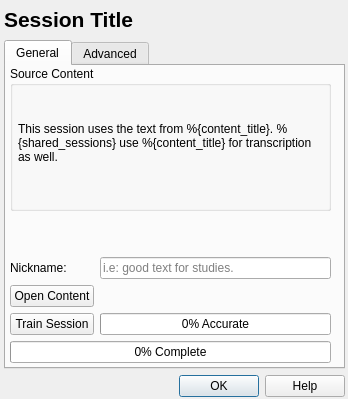
Old version of the form res/ui/session-information-dialog.ui in the repository smartboyhw/speechcontrol.
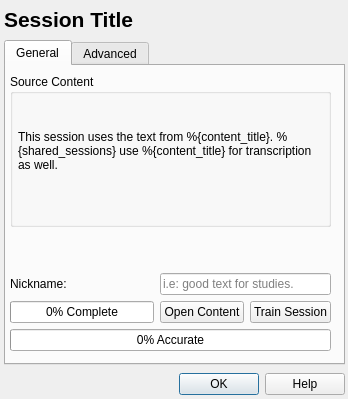
New version of the form. The open tabs and pages were chosen to show the change. Icons and pictures are not drawn.

Diff of the .ui file:
```diff
--- a/res/ui/session-information-dialog.ui
+++ b/res/ui/session-information-dialog.ui
@@ -69,9 +69,9 @@
         <property name="geometry">
          <rect>
           <x>4</x>
-          <y>0</y>
+          <y>8</y>
           <width>321</width>
-          <height>297</height>
+          <height>277</height>
          </rect>
         </property>
         <layout class="QGridLayout" name="gridLayout">
@@ -101,67 +101,14 @@
            </widget>
           </widget>
          </item>
-         <item row="5" column="0" colspan="2">
-          <widget class="QProgressBar" name="progressBarCompletion">
-           <property name="value">
-            <number>0</number>
-           </property>
-           <property name="textVisible">
-            <bool>true</bool>
-           </property>
-           <property name="format">
-            <string>%p% Complete</string>
-           </property>
-          </widget>
-         </item>
-         <item row="3" column="0">
-          <widget class="QPushButton" name="btnOpenContent">
-           <property name="text">
-            <string>Open Content</string>
-           </property>
-          </widget>
-         </item>
-         <item row="4" column="0">
-          <widget class="QPushButton" name="btnTrainSession">
-           <property name="text">
-            <string>Train Session</string>
-           </property>
-          </widget>
-         </item>
-         <item row="4" column="1">
-          <widget class="QProgressBar" name="progressBarAccuracy">
-           <property name="value">
-            <number>0</number>
-           </property>
-           <property name="format">
-            <string>%p% Accurate</string>
-           </property>
-          </widget>
-         </item>
          <item row="3" column="1">
-          <spacer name="verticalSpacer">
-           <property name="orientation">
-            <enum>Qt::Vertical</enum>
-           </property>
-           <property name="sizeType">
-            <enum>QSizePolicy::Minimum</enum>
-           </property>
-           <property name="sizeHint" stdset="0">
-            <size>
-             <width>20</width>
-             <height>10</height>
-            </size>
-           </property>
-          </spacer>
-         </item>
-         <item row="2" column="1">
           <widget class="QLineEdit" name="lineEditNickname">
            <property name="placeholderText">
             <string>i.e: good text for studies.</string>
            </property>
           </widget>
          </item>
-         <item row="2" column="0">
+         <item row="3" column="0">
           <widget class="QLabel" name="label_2">
            <property name="text">
             <string>Nickname:</string>
@@ -187,6 +134,47 @@
            </property>
           </spacer>
          </item>
+         <item row="6" column="0">
+          <widget class="QProgressBar" name="progressBarCompletion">
+           <property name="value">
+            <number>0</number>
+           </property>
+           <property name="textVisible">
+            <bool>true</bool>
+           </property>
+           <property name="format">
+            <string>%p% Complete</string>
+           </property>
+          </widget>
+         </item>
+         <item row="6" column="1">
+          <layout class="QHBoxLayout" name="horizontalLayout">
+           <item>
+            <widget class="QPushButton" name="btnOpenContent">
+             <property name="text">
+              <string>Open Content</string>
+             </property>
+            </widget>
+           </item>
+           <item>
+            <widget class="QPushButton" name="btnTrainSession">
+             <property name="text">
+              <string>Train Session</string>
+             </property>
+            </widget>
+           </item>
+          </layout>
+         </item>
+         <item row="7" column="0" colspan="2">
+          <widget class="QProgressBar" name="progressBarAccuracy">
+           <property name="value">
+            <number>0</number>
+           </property>
+           <property name="format">
+            <string>%p% Accurate</string>
+           </property>
+          </widget>
+         </item>
         </layout>
        </widget>
       </widget>
@@ -225,6 +213,18 @@
     </item>
     <item>
      <widget class="QDialogButtonBox" name="buttonBox">
+      <property name="sizePolicy">
+       <sizepolicy hsizetype="MinimumExpanding" vsizetype="MinimumExpanding">
+        <horstretch>0</horstretch>
+        <verstretch>0</verstretch>
+       </sizepolicy>
+      </property>
+      <property name="maximumSize">
+       <size>
+        <width>16777215</width>
+        <height>26</height>
+       </size>
+      </property>
       <property name="standardButtons">
        <set>QDialogButtonBox::Help|QDialogButtonBox::Ok</set>
       </property>
```
Left out of the diff: 10 changed lines with no effect on the pictures.
